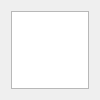
Old version of the form ui/ShowText.ui in the repository 10110111/panini.
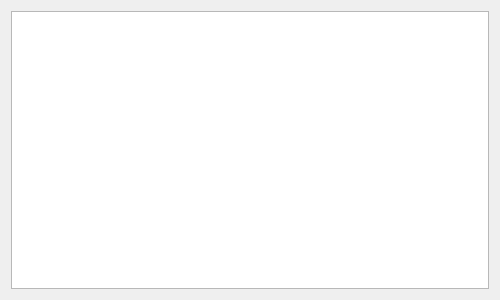
New version of the form.

Commit message: Increase default ShowText dialog size

The edit to the form file:
```diff
--- a/ui/ShowText.ui
+++ b/ui/ShowText.ui
@@ -6,8 +6,8 @@
    <rect>
     <x>0</x>
     <y>0</y>
-    <width>100</width>
-    <height>100</height>
+    <width>500</width>
+    <height>300</height>
    </rect>
   </property>
   <property name="font">
```
